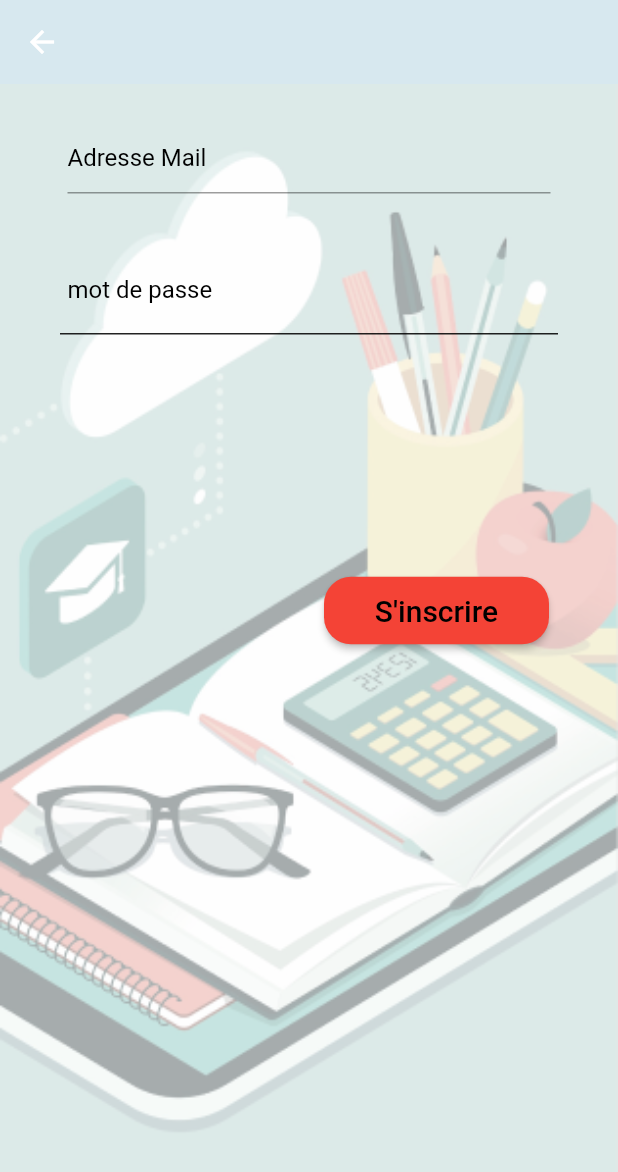
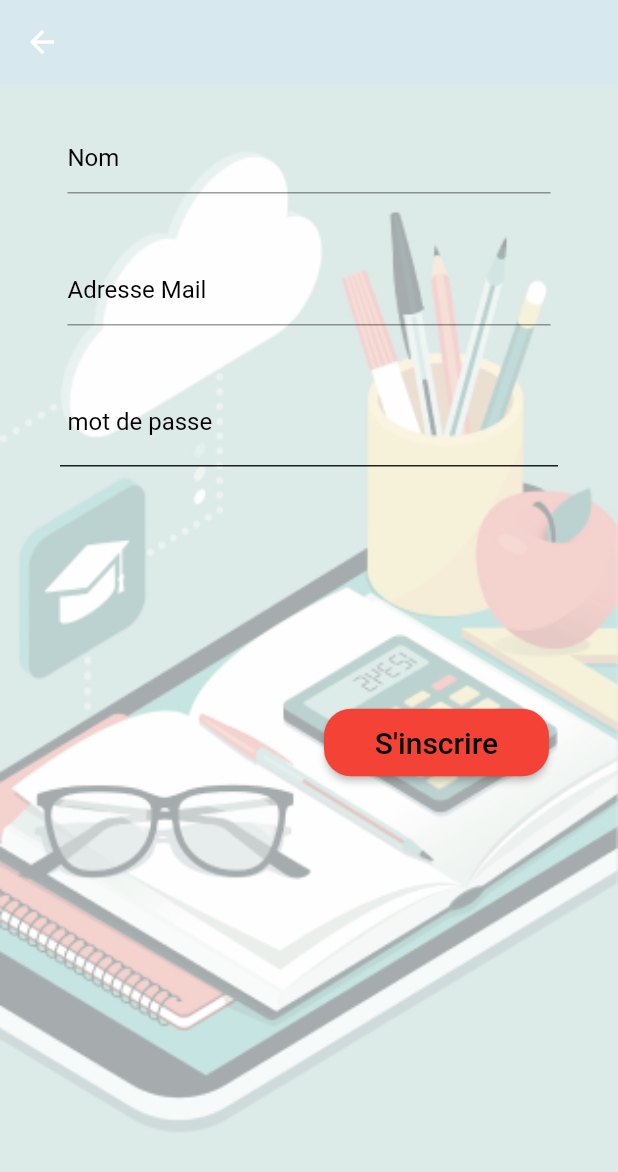
Before and after one commit to ibtihalhayat/mobile_App, a Flutter app: the Inscription screen opened directly, on a phone screen of 412 x 824 dp. Shown: the top 1172 px of the screen. Run offline on Flutter 3.47's test engine with Material 2 defaults, Android fonts, the phone set to English and light mode, and no system bars; our stand-ins replace firebase_auth, firebase_core, google_sign_in; accounts and stored records are empty.

Commit message:
affichage des pages

```diff
--- a/lib/inscription.dart
+++ b/lib/inscription.dart
@@ -9,7 +9,7 @@ class Inscription extends StatefulWidget{
 }
 
 class _InscriptionState extends State<Inscription> {
-  String email , password; // , nom , prenom ;
+  String email , password, nom;// , prenom ;
   FirebaseAuth auth = FirebaseAuth.instance;
 
   var _formKey = GlobalKey<FormState>();
@@ -69,7 +69,7 @@ class _InscriptionState extends State<Inscription> {
                           )
                         ],
                       ),
-                    ),
+                    ),*/
                     new Container(
                       padding: EdgeInsets.fromLTRB(20.0, 20.0, 20.0, 10.0),
                       decoration: BoxDecoration(
@@ -86,7 +86,7 @@ class _InscriptionState extends State<Inscription> {
                               textAlign: TextAlign.start,
                               onSaved: (item){
                                 setState((){
-                                  prenom = item;
+                                  nom = item;
                                 });
                               },
                               validator: (item){
@@ -95,7 +95,7 @@ class _InscriptionState extends State<Inscription> {
                               /*onChanged: (String string){},
                       // onSubmitted: (String string){},*/
                               decoration: new InputDecoration(
-                                  hintText: "Prenom",
+                                  hintText: "Nom",
                                   //  border: InputBorder.none,
                                   hintStyle: TextStyle(color: Colors.black)
                               ),
@@ -104,7 +104,7 @@ class _InscriptionState extends State<Inscription> {
                         ],
                       ),
                     ),
- */
+
                     new Container(
                       padding: EdgeInsets.fromLTRB(20.0, 20.0, 20.0, 10.0),
                       decoration: BoxDecoration(
@@ -192,13 +192,18 @@ class _InscriptionState extends State<Inscription> {
                           minWidth: 150,
                           height:45,
                           child : RaisedButton(
-                              onPressed: () =>signUpMail().whenComplete(() =>
+                              onPressed: () {if(signUpMail()==true){Navigator.of(context).pushReplacement(
+                                 MaterialPageRoute(
+                                    builder: (context) =>
+                                          Accueil(),),
+                                              );}}
+                      /*        =>signUpMail().whenComplete(() =>
                                   Navigator.of(context).pushReplacement(
                                     MaterialPageRoute(
                                       builder: (context) =>
                                           Accueil(),),
                                   )
-                              ),
+                              )*/,
                               color: Colors.red,
                               shape: RoundedRectangleBorder(
                                 borderRadius: BorderRadius.circular(18.0),
```
Also changed, not shown: Services/auth_service.dart (deleted, +0 -23 lines), lib/MainScreen.dart (+3 -7 lines), lib/auth.dart (+13 -17 lines), lib/auth_service.dart (added, +40 -0 lines), 1 other file.
